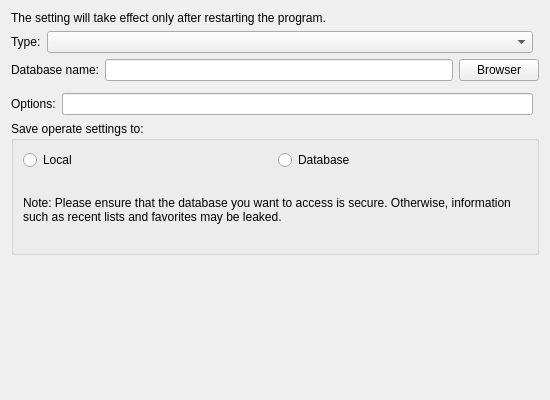
Above: Src/Database/ParameterDatabaseUI.ui from KangLin/RabbitRemoteControl before the change. Below: the same form after it.
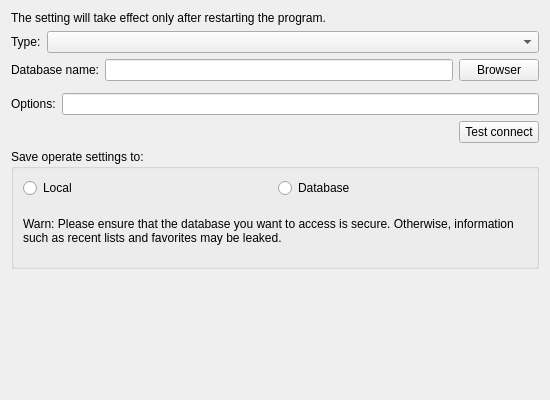
That is the form after the change. Custom widgets are drawn as their Qt base class.

Commit message: Database: add test connect

```diff
--- a/Src/Database/ParameterDatabaseUI.ui
+++ b/Src/Database/ParameterDatabaseUI.ui
@@ -14,7 +14,7 @@
    <string>Form</string>
   </property>
   <layout class="QGridLayout" name="gridLayout">
-   <item row="0" column="0" colspan="2">
+   <item row="0" column="0">
     <widget class="QLabel" name="label_4">
      <property name="text">
       <string>The setting will take effect only after restarting the program.</string>
@@ -45,7 +45,7 @@
      </item>
     </layout>
    </item>
-   <item row="2" column="0" colspan="2">
+   <item row="2" column="0">
     <layout class="QHBoxLayout" name="horizontalLayout_2">
      <item>
       <widget class="QLabel" name="label_2">
@@ -66,7 +66,7 @@
      </item>
     </layout>
    </item>
-   <item row="3" column="0" colspan="2">
+   <item row="3" column="0">
     <widget class="CParameterNetUI" name="wNet" native="true"/>
    </item>
    <item row="4" column="0">
@@ -83,7 +83,31 @@
      </item>
     </layout>
    </item>
-   <item row="5" column="0" colspan="2">
+   <item row="5" column="0">
+    <layout class="QHBoxLayout" name="horizontalLayout_5">
+     <item>
+      <spacer name="horizontalSpacer">
+       <property name="orientation">
+        <enum>Qt::Orientation::Horizontal</enum>
+       </property>
+       <property name="sizeHint" stdset="0">
+        <size>
+         <width>40</width>
+         <height>20</height>
+        </size>
+       </property>
+      </spacer>
+     </item>
+     <item>
+      <widget class="QPushButton" name="pbTestConnect">
+       <property name="text">
+        <string>Test connect</string>
+       </property>
+      </widget>
+     </item>
+    </layout>
+   </item>
+   <item row="6" column="0">
     <widget class="QGroupBox" name="groupBox_3">
      <property name="sizePolicy">
       <sizepolicy hsizetype="Preferred" vsizetype="Expanding">
@@ -116,7 +140,7 @@
       <item row="1" column="0">
        <widget class="QLabel" name="lbDatabaseWarn">
         <property name="text">
-         <string>Note: Please ensure that the database you want to access is secure. Otherwise, information such as recent lists and favorites may be leaked.</string>
+         <string>Warn: Please ensure that the database you want to access is secure. Otherwise, information such as recent lists and favorites may be leaked.</string>
         </property>
         <property name="wordWrap">
          <bool>true</bool>
@@ -126,7 +150,7 @@
      </layout>
     </widget>
    </item>
-   <item row="6" column="0">
+   <item row="7" column="0">
     <spacer name="verticalSpacer">
      <property name="orientation">
       <enum>Qt::Orientation::Vertical</enum>
```
The commit also changes 2 other files.
